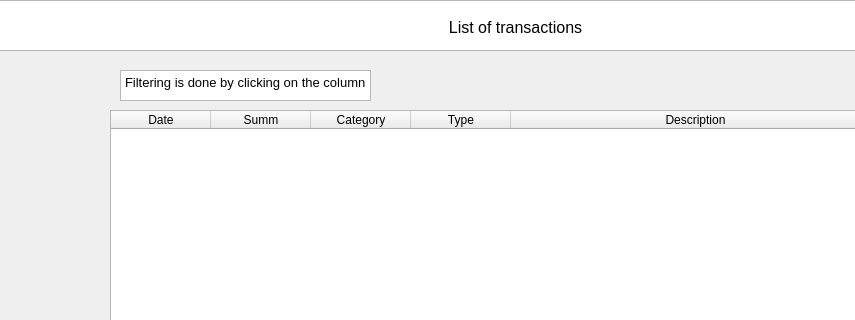
The window that Main_window.ui (Syrkery/cost_accounting_system) describes before a commit, drawn with Qt 5; both pictures show x 0 to 855 and y 0 to 320 of the 1037 by 699 pixel window.
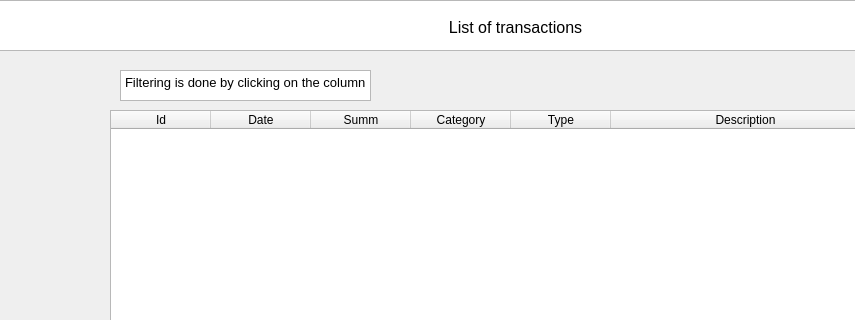
The same window after the commit.

Commit message: реализовал фильтрацию данных в таблице

```diff
--- a/Main_window.ui
+++ b/Main_window.ui
@@ -156,6 +156,11 @@
     <attribute name="horizontalHeaderStretchLastSection">
      <bool>true</bool>
     </attribute>
+    <column>
+     <property name="text">
+      <string>Id</string>
+     </property>
+    </column>
     <column>
      <property name="text">
       <string>Date</string>
```
The commit also changes 1 other file.
